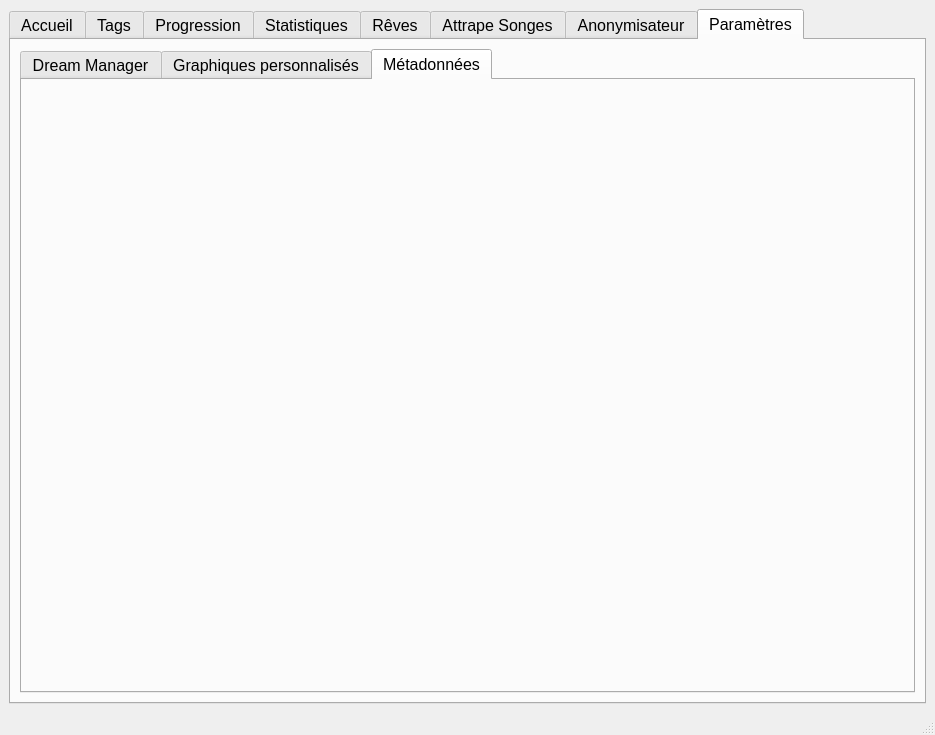
Before: the Qt Designer form src/ui/main_window.ui in estebanthi/DreamsAnalyzer, drawn with Qt 5.
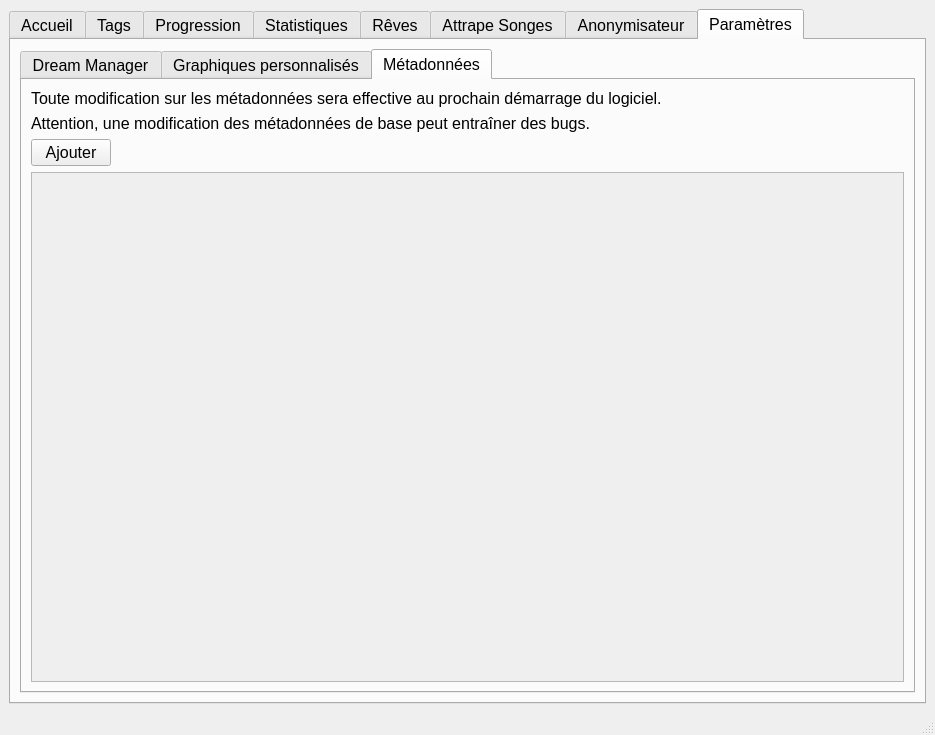
After: the same form once the commit is applied. The open tabs and pages were chosen to show the change. Icons and pictures are not drawn. Custom widgets are drawn as their Qt base class.

```diff
--- a/src/ui/main_window.ui
+++ b/src/ui/main_window.ui
@@ -1027,6 +1027,64 @@
            <attribute name="title">
             <string>Métadonnées</string>
            </attribute>
+           <layout class="QVBoxLayout" name="verticalLayout_12">
+            <item>
+             <widget class="QLabel" name="label_23">
+              <property name="text">
+               <string>Toute modification sur les métadonnées sera effective au prochain démarrage du logiciel.</string>
+              </property>
+             </widget>
+            </item>
+            <item>
+             <widget class="QLabel" name="label_26">
+              <property name="text">
+               <string>Attention, une modification des métadonnées de base peut entraîner des bugs.</string>
+              </property>
+             </widget>
+            </item>
+            <item>
+             <layout class="QHBoxLayout" name="horizontalLayout_20">
+              <item>
+               <widget class="QPushButton" name="addMetaButton">
+                <property name="text">
+                 <string>Ajouter</string>
+                </property>
+               </widget>
+              </item>
+              <item>
+               <spacer name="horizontalSpacer_4">
+                <property name="orientation">
+                 <enum>Qt::Horizontal</enum>
+                </property>
+                <property name="sizeHint" stdset="0">
+                 <size>
+                  <width>40</width>
+                  <height>20</height>
+                 </size>
+                </property>
+               </spacer>
+              </item>
+             </layout>
+            </item>
+            <item>
+             <widget class="QScrollArea" name="scrollArea_8">
+              <property name="widgetResizable">
+               <bool>true</bool>
+              </property>
+              <widget class="QWidget" name="scrollAreaWidgetContents_6">
+               <property name="geometry">
+                <rect>
+                 <x>0</x>
+                 <y>0</y>
+                 <width>867</width>
+                 <height>506</height>
+                </rect>
+               </property>
+               <layout class="QVBoxLayout" name="metadatasLayout"/>
+              </widget>
+             </widget>
+            </item>
+           </layout>
           </widget>
          </widget>
         </item>
```
Left out of the diff: 6 changed lines with no effect on the pictures.
